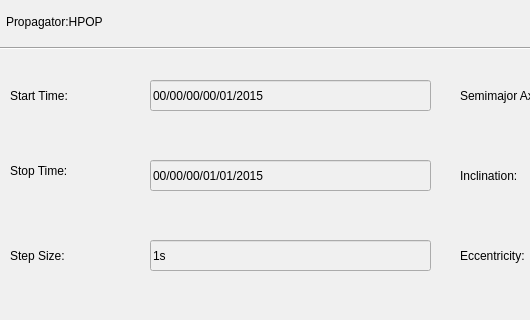
Qt form Parameter_Input.ui (loceyi/vlbiOrbitSimulation) before a commit; both pictures show x 0 to 530 and y 0 to 320 of the 1100 by 755 pixel window.
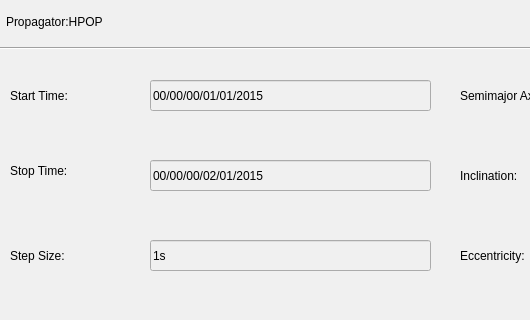
The same form after that commit.

```diff
--- a/Parameter_Input.ui
+++ b/Parameter_Input.ui
@@ -291,7 +291,7 @@
     <number>-3</number>
    </property>
    <property name="text">
-    <string>00/00/00/00/01/2015</string>
+    <string>00/00/00/01/01/2015</string>
    </property>
   </widget>
   <widget class="QLineEdit" name="Stop_Time">
@@ -310,7 +310,7 @@
     <number>-1</number>
    </property>
    <property name="text">
-    <string>00/00/00/01/01/2015</string>
+    <string>00/00/00/02/01/2015</string>
    </property>
   </widget>
   <widget class="QLineEdit" name="Step_Size">
```
